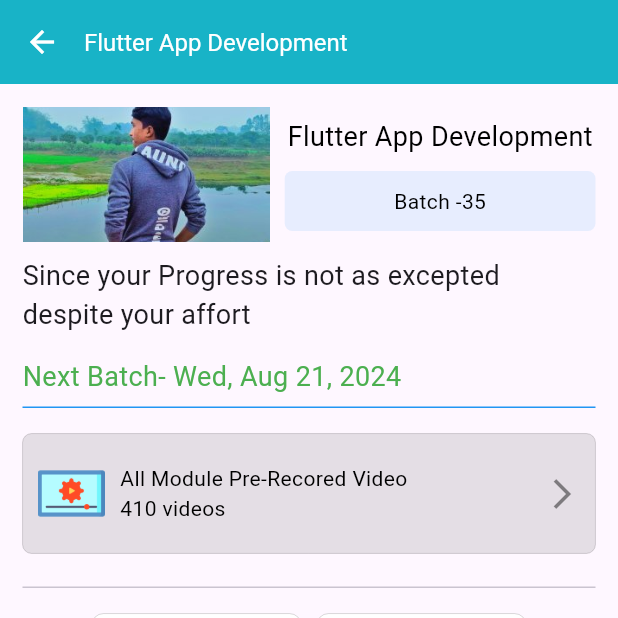
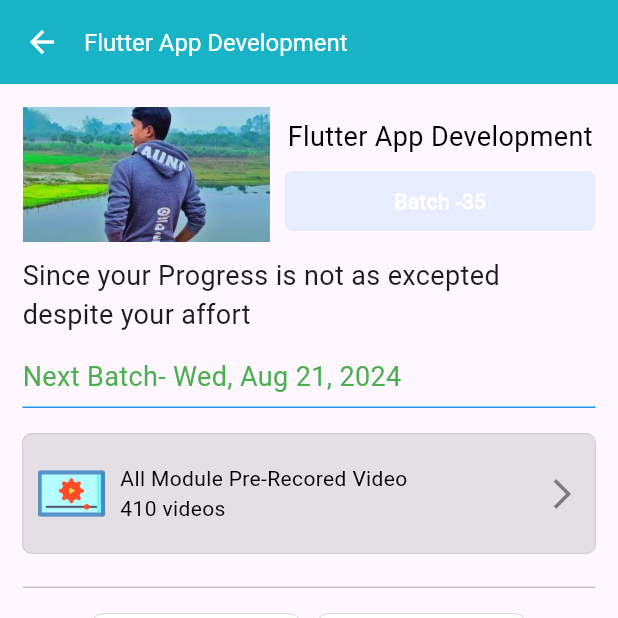
Before and after one commit to alazad214/learning_management, a Flutter app: the MyCourseDetails screen opened directly, on a phone screen of 412 x 824 dp, the top half of it. Run offline on Flutter 3.47's test engine with Material 3 defaults, Android fonts, the phone set to English and light mode, and no system bars; our stand-ins replace another_carousel_pro, chewie, connectivity_plus, flutter_rating_bar, fluttertoast, get and 6 more; accounts and stored records are empty; network calls fail.

```diff
--- a/lib/views/course/views/module_screen.dart
+++ b/lib/views/course/views/module_screen.dart
@@ -1,7 +1,7 @@
 import 'package:flutter/material.dart';
 import 'package:get/get.dart';
 import '../../../utils/colors.dart';
-import '../../../widgets/small_container.dart';
+import '../../../widgets/small_button.dart';
 import '../../../widgets/text1.dart';
 import '../widgets/module_header.dart';
 import '../widgets/module_video_screen.dart';
@@ -37,7 +37,7 @@ class ModuleScreen extends StatelessWidget {
                         childrenPadding: EdgeInsets.zero,
                         title: Row(
                           children: [
-                            SmallContainer(
+                            SmallButton(
                               text: 'Module 1',
                             ),
                             Spacer(),
--- a/lib/views/course/widgets/botton_sheet.dart
+++ b/lib/views/course/widgets/botton_sheet.dart
@@ -1,7 +1,7 @@
 import 'package:flutter/material.dart';
 import 'package:learning_management/utils/colors.dart';
 
-import '../../../widgets/small_container.dart';
+import '../../../widgets/small_button.dart';
 import '../../../widgets/text1.dart';
 
 
@@ -42,7 +42,7 @@ class BottonSheet extends StatelessWidget {
               ),
             ],
           ),
-          SmallContainer(
+          SmallButton(
             text: 'Join 2nd Batch',
             color: AppColor.white,
             bgcolor: AppColor.red,
--- a/lib/views/course/widgets/course_card.dart
+++ b/lib/views/course/widgets/course_card.dart
@@ -1,6 +1,6 @@
 import 'package:flutter/material.dart';
 
-import '../../../widgets/small_container.dart';
+import '../../../widgets/small_button.dart';
 
 class CourseCard extends StatelessWidget {
   const CourseCard(
@@ -62,10 +62,10 @@ class CourseCard extends StatelessWidget {
                   Row(
                     mainAxisAlignment: MainAxisAlignment.spaceBetween,
                     children: [
-                      SmallContainer(
+                      SmallButton(
                         text: sit,
                       ),
-                      SmallContainer(
+                      SmallButton(
                         text: courseFee,
                       ),
                     ],
--- a/lib/views/course/widgets/live_details_main.dart
+++ b/lib/views/course/widgets/live_details_main.dart
@@ -1,7 +1,7 @@
 import 'package:flutter/material.dart';
 import 'package:flutter_rating_bar/flutter_rating_bar.dart';
 
-import '../../../widgets/small_container.dart';
+import '../../../widgets/small_button.dart';
 import '../../../widgets/text1.dart';
 
 
@@ -37,7 +37,7 @@ class LiveDetailsMain extends StatelessWidget {
                   text: title,
                 ),
                 const SizedBox(height: 10.0),
-                const SmallContainer(
+                const SmallButton(
                   text: "Batch- 35",
                 ),
                 const SizedBox(height: 10.0),
--- a/lib/views/course/widgets/study_plan_card.dart
+++ b/lib/views/course/widgets/study_plan_card.dart
@@ -1,6 +1,6 @@
 import 'package:flutter/material.dart';
 
-import '../../../widgets/small_container.dart';
+import '../../../widgets/small_button.dart';
 import '../../../widgets/text1.dart';
 import '../../../widgets/text2.dart';
 
@@ -15,7 +15,7 @@ class StudyPlanCard extends StatelessWidget {
         Row(
           mainAxisAlignment: MainAxisAlignment.spaceEvenly,
           children: [
-            SmallContainer(text: 'Study Plan'),
+            SmallButton(text: 'Study Plan'),
             Text2(
               text: "${"30"}  Modules",
             ),
@@ -43,7 +43,7 @@ class StudyPlanCard extends StatelessWidget {
                 childrenPadding: EdgeInsets.zero,
                 title: Row(
                   children: [
-                    SmallContainer(
+                    SmallButton(
                       text: 'Module 1',
                     ),
                     Spacer(),
--- a/lib/views/menu/widget/settings_utils.dart
+++ b/lib/views/menu/widget/settings_utils.dart
@@ -9,7 +9,7 @@ List<dynamic> settingsUtils = [
     "icon": "assets/icon/profile.png",
     'text': 'Profile',
     'text2': 'Visit Your Profile',
-    'page': const ProfileScreen()
+    'page':  ProfileScreen()
   },
   {
     "icon": "assets/icon/team.png",
--- a/lib/views/my course/views/my_course_details.dart
+++ b/lib/views/my course/views/my_course_details.dart
@@ -5,7 +5,7 @@ import 'package:learning_management/utils/colors.dart';
 import '../../../../../utils/app_icon.dart';
 
 import '../../../widgets/backappbar.dart';
-import '../../../widgets/small_container.dart';
+import '../../../widgets/small_button.dart';
 import '../../../widgets/text1.dart';
 import '../../../widgets/text2.dart';
 import '../../course/views/module_screen.dart';
@@ -45,7 +45,7 @@ class MyCourseDetails extends StatelessWidget {
                         text: "Flutter App Development",
                       ),
                       const SizedBox(height: 10.0),
-                      const SmallContainer(
+                      const SmallButton(
                         text: "Batch -35",
                       )
                     ],
--- a/lib/views/resourse/widgets/resourse_card.dart
+++ b/lib/views/resourse/widgets/resourse_card.dart
@@ -3,7 +3,7 @@
 
 import 'package:flutter/material.dart';
 
-import '../../../widgets/small_container.dart';
+import '../../../widgets/small_button.dart';
 import '../../../widgets/text1.dart';
 
 class Resoursecard extends StatelessWidget {
@@ -44,7 +44,7 @@ class Resoursecard extends StatelessWidget {
                   children: [
                     const Text1(text: "Module 1 Resourse", size: 18.0),
                     const SizedBox(height: 10),
-                    SmallContainer(
+                    SmallButton(
                       text: date,
                     )
                   ],
--- a/lib/widgets/custom_appbar.dart
+++ b/lib/widgets/custom_appbar.dart
@@ -28,7 +28,7 @@ class CustomAppBar extends StatelessWidget implements PreferredSizeWidget {
           children: [
             InkWell(
               onTap: () {
-                Get.to(() => const ProfileScreen());
+                Get.to(() =>  ProfileScreen());
               },
               child: Container(
                   height: 45,
--- /dev/null
+++ b/lib/widgets/small_button.dart
@@ -0,0 +1,40 @@
+import 'package:flutter/material.dart';
+import 'package:learning_management/widgets/text2.dart';
+
+class SmallButton extends StatelessWidget {
+  const SmallButton(
+      {super.key,
+      this.text,
+      this.bgcolor,
+      this.color,
+      this.fontWeight,
+      this.onTap});
+  final text;
+  final bgcolor;
+  final color;
+  final fontWeight;
+  final onTap;
+
+  @override
+  Widget build(BuildContext context) {
+    return InkWell(
+      onTap: onTap,
+      child: Container(
+        alignment: Alignment.center,
+        width: double.infinity,
+        padding: const EdgeInsets.all(10.0),
+        decoration: BoxDecoration(
+            color: bgcolor ?? Colors.blue.withOpacity(0.1),
+            borderRadius: BorderRadius.circular(5.0)),
+        child: Text(
+          text ?? ' ',
+          overflow: TextOverflow.ellipsis,
+          style: TextStyle(
+              color: color ?? Colors.white,
+              fontSize: 14.0,
+              fontWeight: FontWeight.bold),
+        ),
+      ),
+    );
+  }
+}
--- a/lib/widgets/small_container.dart
+++ /dev/null
@@ -1,26 +0,0 @@
-import 'package:flutter/material.dart';
-import 'package:learning_management/widgets/text2.dart';
-
-class SmallContainer extends StatelessWidget {
-  const SmallContainer(
-      {super.key, this.text, this.bgcolor, this.color, this.fontWeight});
-  final text;
-  final bgcolor;
-  final color;
-  final fontWeight;
-
-  @override
-  Widget build(BuildContext context) {
-    return Container(
-      padding: const EdgeInsets.all(10.0),
-      decoration: BoxDecoration(
-          color: bgcolor ?? Colors.blue.withOpacity(0.1),
-          borderRadius: BorderRadius.circular(5.0)),
-      child: Text2(
-        text: text,
-        color: color,
-        fontweight: fontWeight ?? FontWeight.w500,
-      ),
-    );
-  }
-}
```
Also changed, not shown: lib/business logic/controllers/profile_controller.dart (added, +14 -0 lines), lib/business logic/controllers/profile_edit_controller.dart (added, +24 -0 lines), lib/views/course/views/join_class_screen.dart (+5 -5 lines), lib/views/profile/views/edit_profile_screen.dart (added, +72 -0 lines), lib/views/profile/views/profile_screen.dart (+56 -61 lines), lib/views/profile/widgets/build_textfield.dart (added, +29 -0 lines), lib/views/profile/widgets/profile_card.dart (added, +36 -0 lines).
